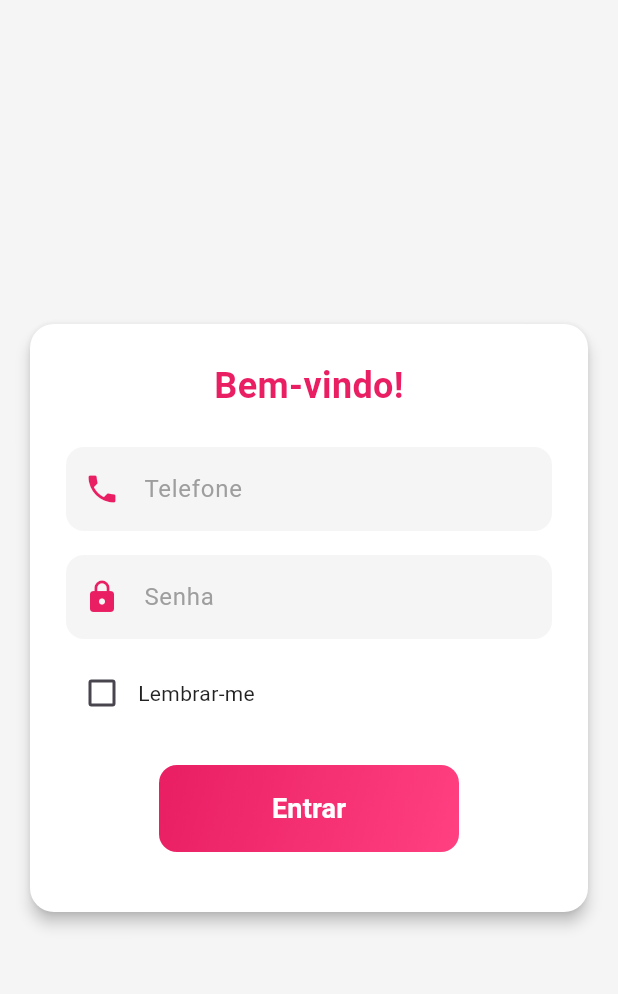
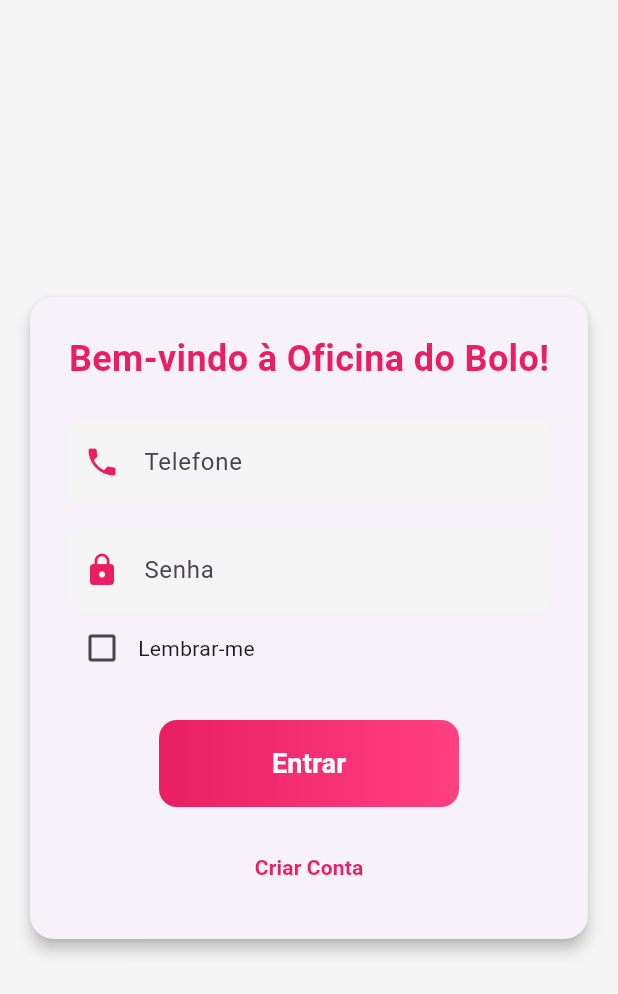
Before and after one commit to LuixCabral/Confeitaria, a Flutter app: the screen it shows after launch, on a phone screen of 412 x 824 dp. Shown: the top 994 px of the screen. Run offline on Flutter 3.47's test engine with Material 3 defaults, Android fonts, the light colour scheme and no system bars; our stand-ins replace curved_navigation_bar, flutter_svg, mask_text_input_formatter, shared_preferences, sqflite; accounts and stored records are empty.

Commit message:
adiçao de criar conta

```diff
--- a/lib/main.dart
+++ b/lib/main.dart
@@ -24,7 +24,7 @@ class MyApp extends StatelessWidget {
   @override
   Widget build(BuildContext context) {
     return MaterialApp(
-      title: 'Confeitaria App',
+      title: 'Oficina do Bolo',
       theme: ThemeData(
         primarySwatch: Colors.pink,
       ),
--- a/lib/pages/login_mobile_body.dart
+++ b/lib/pages/login_mobile_body.dart
@@ -1,6 +1,7 @@
 import 'package:app_confeitaria/pages/main_page.dart';
 import 'package:app_confeitaria/service/auth_service.dart';
 import 'package:flutter/material.dart';
+import 'package:flutter/services.dart';
 import 'package:mask_text_input_formatter/mask_text_input_formatter.dart';
 import 'package:shared_preferences/shared_preferences.dart';
 
@@ -11,12 +12,23 @@ class LoginMobileBody extends StatefulWidget {
   State<LoginMobileBody> createState() => _LoginMobileBodyState();
 }
 
-class _LoginMobileBodyState extends State<LoginMobileBody> {
-  final phoneEditor = TextEditingController();
-  final passwordEditor = TextEditingController();
+class _LoginMobileBodyState extends State<LoginMobileBody> with SingleTickerProviderStateMixin {
+  final _formKey = GlobalKey<FormState>();
+  final _registerFormKey = GlobalKey<FormState>();
+
+  final phoneController = TextEditingController();
+  final passwordController = TextEditingController();
+  final usernameController = TextEditingController();
+  final regPhoneController = TextEditingController();
+  final regPasswordController = TextEditingController();
+
   bool _rememberMe = false;
   bool _isLoading = false;
-  final AuthService _authService = AuthService();
+
+  final _authService = AuthService();
+
+  late AnimationController _animationController;
+  late Animation<double> _fadeAnimation;
 
   final _phoneMaskFormatter = MaskTextInputFormatter(
     mask: '(##) # ####-####',
@@ -28,13 +40,21 @@ class _LoginMobileBodyState extends State<LoginMobileBody> {
   void initState() {
     super.initState();
     _loadRememberMePreference();
+    _animationController = AnimationController(
+      vsync: this,
+      duration: const Duration(milliseconds: 600),
+    );
+    _fadeAnimation = CurvedAnimation(
+      parent: _animationController,
+      curve: Curves.easeInOut,
+    );
+    _animationController.forward();
   }
 
   Future<void> _loadRememberMePreference() async {
     final prefs = await SharedPreferences.getInstance();
-    setState(() {
     _rememberMe = prefs.getBool('remember_me') ?? false;
-    });
+    setState(() {});
   }
 
   Future<void> _saveRememberMePreference() async {
@@ -43,84 +63,178 @@ class _LoginMobileBodyState extends State<LoginMobileBody> {
   }
 
   void _toggleRememberMe(bool? value) {
-    setState(() {
     _rememberMe = value ?? false;
-    });
     _saveRememberMePreference();
+    setState(() {});
   }
 
   Future<void> _handleLogin() async {
-    if (phoneEditor.text.isEmpty || passwordEditor.text.isEmpty) {
-      _showErrorDialog('Preencha o número de telefone e a senha.');
-      return;
+    if (!_formKey.currentState!.validate()) return;
+
+    setState(() => _isLoading = true);
+    final cleanPhone = phoneController.text.replaceAll(RegExp(r'[()\-\s]'), '');
+
+    try {
+      final success = await _authService.login(cleanPhone, passwordController.text);
+      if (success && mounted) {
+        final userName = await _authService.getUserName();
+        _showSnackBar('Bem-vindo, ${userName ?? 'Usuário'}!', Colors.green);
+        Navigator.pushReplacement(context, MaterialPageRoute(builder: (_) => const MainPage()));
+      }
+    } catch (e) {
+      _showErrorDialog(e.toString().replaceFirst('Exception: ', ''));
+    } finally {
+      if (mounted) setState(() => _isLoading = false);
+    }
   }
 
-    setState(() {
-      _isLoading = true;
-    });
+  Future<void> _handleCreateAccount() async {
+    if (!_registerFormKey.currentState!.validate()) return;
+
+    setState(() => _isLoading = true);
+    final cleanPhone = regPhoneController.text.replaceAll(RegExp(r'[()\-\s]'), '');
 
     try {
-      final cleanPhone = phoneEditor.text.replaceAll(RegExp(r'[()\-\s]'), '');
-      final success = await _authService.login(cleanPhone, passwordEditor.text);
+      final success = await _authService.createAccount(
+        usernameController.text,
+        cleanPhone,
+        regPasswordController.text,
+      );
 
-      if (success) {
+      if (success && mounted) {
         final userName = await _authService.getUserName();
-        if (mounted) {
+        _showSnackBar('Conta criada! Bem-vindo, ${userName ?? 'Usuário'}!', Colors.green);
+        Navigator.pop(context);
+        usernameController.clear();
+        regPhoneController.clear();
+        regPasswordController.clear();
+        Navigator.pushReplacement(context, MaterialPageRoute(builder: (_) => const MainPage()));
+      }
+    } catch (e) {
+      _showErrorDialog(e.toString().replaceFirst('Exception: ', ''));
+    } finally {
+      if (mounted) setState(() => _isLoading = false);
+    }
+  }
+
+  void _showSnackBar(String message, Color color) {
     ScaffoldMessenger.of(context).showSnackBar(
       SnackBar(
-              content: Text('Bem-vindo, ${userName ?? 'Usuário'}!'),
-              backgroundColor: Colors.green,
+        content: Text(message),
+        backgroundColor: color,
         behavior: SnackBarBehavior.floating,
         shape: RoundedRectangleBorder(borderRadius: BorderRadius.circular(12)),
       ),
     );
-          await _saveRememberMePreference();
-          Navigator.pushReplacement(
-            context,
-            MaterialPageRoute(builder: (context) => const MainPage()),
-          );
-        }
-      }
-    } catch (e) {
-      if (mounted) {
-        _showErrorDialog(e.toString().replaceFirst('Exception: ', ''));
-      }
-    } finally {
-      if (mounted) {
-        setState(() {
-          _isLoading = false;
-        });
-      }
-    }
   }
 
   void _showErrorDialog(String message) {
     showDialog(
       context: context,
-      builder: (context) => AlertDialog(
+      builder: (_) => AlertDialog(
         shape: RoundedRectangleBorder(borderRadius: BorderRadius.circular(16)),
-        title: const Text(
-          'Erro',
-          style: TextStyle(fontWeight: FontWeight.bold, color: Colors.black87),
+        title: const Text('Erro', style: TextStyle(fontWeight: FontWeight.bold)),
+        content: Text(message, style: const TextStyle(color: Colors.red)),
+        actions: [
+          TextButton(onPressed: () => Navigator.pop(context), child: const Text('OK')),
+        ],
       ),
-        content: Text(
-          message,
-          style: const TextStyle(color: Colors.red),
+    );
+  }
+
+  void _showCreateAccountModal() {
+    showModalBottomSheet(
+      context: context,
+      isScrollControlled: true,
+      shape: const RoundedRectangleBorder(
+        borderRadius: BorderRadius.vertical(top: Radius.circular(24)),
       ),
-        actions: [
-          TextButton(
-            onPressed: () => Navigator.pop(context),
-            child: const Text('OK', style: TextStyle(color: Colors.pink)),
+      builder: (_) => Padding(
+        padding: EdgeInsets.only(
+          bottom: MediaQuery.of(context).viewInsets.bottom + 16,
+          left: 16,
+          right: 16,
+          top: 24,
         ),
+        child: Form(
+          key: _registerFormKey,
+          child: Column(
+            mainAxisSize: MainAxisSize.min,
+            children: [
+              const Text('Criar Conta', style: TextStyle(fontSize: 24, fontWeight: FontWeight.bold, color: Colors.pink)),
+              const SizedBox(height: 16),
+              _buildTextField(controller: usernameController, label: 'Nome', icon: Icons.person),
+              const SizedBox(height: 16),
+            _buildTextField(controller: regPhoneController, label: 'Telefone', icon: Icons.phone, formatter: [_phoneMaskFormatter]),
+              const SizedBox(height: 16),
+              _buildTextField(controller: regPasswordController, label: 'Senha', icon: Icons.lock, obscure: true),
+              const SizedBox(height: 24),
+              _buildGradientButton('Criar Conta', _handleCreateAccount),
+              const SizedBox(height: 16),
             ],
+          ),
+        ),
+      ),
+    );
+  }
+
+  Widget _buildTextField({
+    required TextEditingController controller,
+    required String label,
+    required IconData icon,
+    List<TextInputFormatter>? formatter,
+    bool obscure = false,
+  }) {
+    return TextFormField(
+      controller: controller,
+      inputFormatters: formatter,
+      obscureText: obscure,
+      validator: (value) => (value == null || value.isEmpty) ? 'Campo obrigatório' : null,
+      decoration: InputDecoration(
+        labelText: label,
+        prefixIcon: Icon(icon, color: Colors.pink),
+        filled: true,
+        fillColor: Colors.grey[100],
+        border: OutlineInputBorder(borderRadius: BorderRadius.circular(12), borderSide: BorderSide.none),
+      ),
+    );
+  }
+
+  Widget _buildGradientButton(String text, VoidCallback onPressed) {
+    return ElevatedButton(
+      onPressed: _isLoading ? null : onPressed,
+      style: ElevatedButton.styleFrom(
+        backgroundColor: Colors.transparent,
+        padding: EdgeInsets.zero,
+        shape: RoundedRectangleBorder(borderRadius: BorderRadius.circular(12)),
+        elevation: 0,
+      ),
+      child: Ink(
+        decoration: BoxDecoration(
+          gradient: _isLoading ? null : const LinearGradient(colors: [Colors.pink, Colors.pinkAccent]),
+          color: _isLoading ? Colors.grey[300] : null,
+          borderRadius: BorderRadius.circular(12),
+        ),
+        child: Container(
+          width: 200,
+          padding: const EdgeInsets.symmetric(vertical: 16),
+          alignment: Alignment.center,
+          child: _isLoading
+              ? const CircularProgressIndicator(color: Colors.white, strokeWidth: 2)
+              : Text(text, style: const TextStyle(color: Colors.white, fontWeight: FontWeight.bold, fontSize: 18)),
+        ),
       ),
     );
   }
 
   @override
   void dispose() {
-    phoneEditor.dispose();
-    passwordEditor.dispose();
+    phoneController.dispose();
+    passwordController.dispose();
+    usernameController.dispose();
+    regPhoneController.dispose();
+    regPasswordController.dispose();
+    _animationController.dispose();
     super.dispose();
   }
 
@@ -129,122 +243,44 @@ class _LoginMobileBodyState extends State<LoginMobileBody> {
     final screenWidth = MediaQuery.of(context).size.width;
 
     return Scaffold(
-      backgroundColor: Colors.grey[100], // Matches app theme
+      backgroundColor: Colors.grey[100],
       body: SafeArea(
         child: Center(
+          child: FadeTransition(
+            opacity: _fadeAnimation,
             child: SingleChildScrollView(
-            child: Padding(
-              padding: const EdgeInsets.all(16.0),
+              padding: const EdgeInsets.all(16),
               child: Card(
                 elevation: 4,
                 shape: RoundedRectangleBorder(borderRadius: BorderRadius.circular(16)),
-                color: Colors.white,
                 child: Container(
                   width: screenWidth > 400 ? 400 : screenWidth * 0.9,
-                  padding: const EdgeInsets.all(24.0),
+                  padding: const EdgeInsets.all(24),
+                  child: Form(
+                    key: _formKey,
                     child: Column(
                       mainAxisSize: MainAxisSize.min,
-                    crossAxisAlignment: CrossAxisAlignment.center,
                       children: [
-                      const Text(
-                        'Bem-vindo!',
-                        style: TextStyle(
-                          color: Colors.pink,
-                          fontSize: 24,
-                          fontWeight: FontWeight.bold,
-                        ),
+                        const Text('Bem-vindo à Oficina do Bolo!', style: TextStyle(color: Colors.pink, fontSize: 24, fontWeight: FontWeight.bold)),
+                        const SizedBox(height: 24),
+                        _buildTextField(controller: phoneController, label: 'Telefone', icon: Icons.phone, formatter: [_phoneMaskFormatter]),
+                        const SizedBox(height: 16),
+                        _buildTextField(controller: passwordController, label: 'Senha', icon: Icons.lock, obscure: true),
+                        Row(
+                          children: [
+                            Checkbox(value: _rememberMe, onChanged: _toggleRememberMe, activeColor: Colors.pink),
+                            const Text('Lembrar-me'),
+                          ],
                         ),
                         const SizedBox(height: 24),
-                      TextField(
-                        controller: phoneEditor,
-                        decoration: InputDecoration(
-                          labelText: 'Telefone',
-                          border: OutlineInputBorder(
-                            borderRadius: BorderRadius.circular(12),
-                            borderSide: BorderSide.none,
-                          ),
-                          filled: true,
-                          fillColor: Colors.grey[100],
-                          prefixIcon: const Icon(Icons.phone, color: Colors.pink),
-                          labelStyle: const TextStyle(color: Colors.grey),
-                        ),
-                        keyboardType: TextInputType.phone,
-                        inputFormatters: [_phoneMaskFormatter],
-                      ),
+                        _buildGradientButton('Entrar', _handleLogin),
                         const SizedBox(height: 16),
-                      TextField(
-                        controller: passwordEditor,
-                        decoration: InputDecoration(
-                          labelText: 'Senha',
-                          border: OutlineInputBorder(
-                            borderRadius: BorderRadius.circular(12),
-                            borderSide: BorderSide.none,
-                          ),
-                          filled: true,
-                          fillColor: Colors.grey[100],
-                          prefixIcon: const Icon(Icons.lock, color: Colors.pink),
-                          labelStyle: const TextStyle(color: Colors.grey),
-                        ),
-                        obscureText: true,
-                      ),
-                      const SizedBox(height: 12),
-                      Row(
-                        children: [
-                          Checkbox(
-                            value: _rememberMe,
-                            onChanged: _toggleRememberMe,
-                            activeColor: Colors.pink,
-                          ),
-                          const Text(
-                            'Lembrar-me',
-                            style: TextStyle(color: Colors.black87),
+                        TextButton(
+                          onPressed: _isLoading ? null : _showCreateAccountModal,
+                          child: const Text('Criar Conta', style: TextStyle(color: Colors.pink, fontWeight: FontWeight.w600)),
                         ),
                       ],
                     ),
-                      const SizedBox(height: 24),
-                      ElevatedButton(
-                        onPressed: _isLoading ? null : _handleLogin,
-                        style: ElevatedButton.styleFrom(
-                          backgroundColor: Colors.transparent,
-                          padding: EdgeInsets.zero,
-                          shape: RoundedRectangleBorder(borderRadius: BorderRadius.circular(12)),
-                          elevation: 0,
-                          disabledBackgroundColor: Colors.grey[300],
-                        ),
-                        child: Ink(
-                          decoration: BoxDecoration(
-                            gradient: _isLoading
-                                ? null
-                                : const LinearGradient(
-                              colors: [Colors.pink, Colors.pinkAccent],
-                              begin: Alignment.topLeft,
-                              end: Alignment.bottomRight,
-                            ),
-                            color: _isLoading ? Colors.grey[300] : null,
-                            borderRadius: BorderRadius.circular(12),
-                          ),
-                          child: Container(
-                            width: 200,
-                            padding: const EdgeInsets.symmetric(vertical: 16),
-                            alignment: Alignment.center,
-                            child: _isLoading
-                                ? const CircularProgressIndicator(
-                              color: Colors.white,
-                              strokeWidth: 2,
-                            )
-                                : const Text(
-                              'Entrar',
-                              style: TextStyle(
-                                fontSize: 18,
-                                fontWeight: FontWeight.bold,
-                                color: Colors.white,
-                              ),
-                            ),
-                          ),
-                        ),
-                      ),
-                      const SizedBox(height: 16),
-                    ],
                   ),
                 ),
               ),
--- a/pubspec.yaml
+++ b/pubspec.yaml
@@ -108,7 +108,6 @@ flutter_native_splash:
 
   image: "assets/app/splas.png"
 
-  # Para Android 12 e superior, há opções adicionais:
   android_12:
     image: "assets/app/splas.png"
     icon_background_color: "#FFF9F0"
```
Also changed, not shown: lib/pages/product_details_page.dart (+53 -16 lines), lib/responsive/login/my_form.dart (deleted, +0 -226 lines), lib/service/api_service.dart (+21 -1 lines), lib/service/auth_service.dart (+10 -2 lines), 2 other files. Lines whose indentation alone changed are shown as unchanged.
